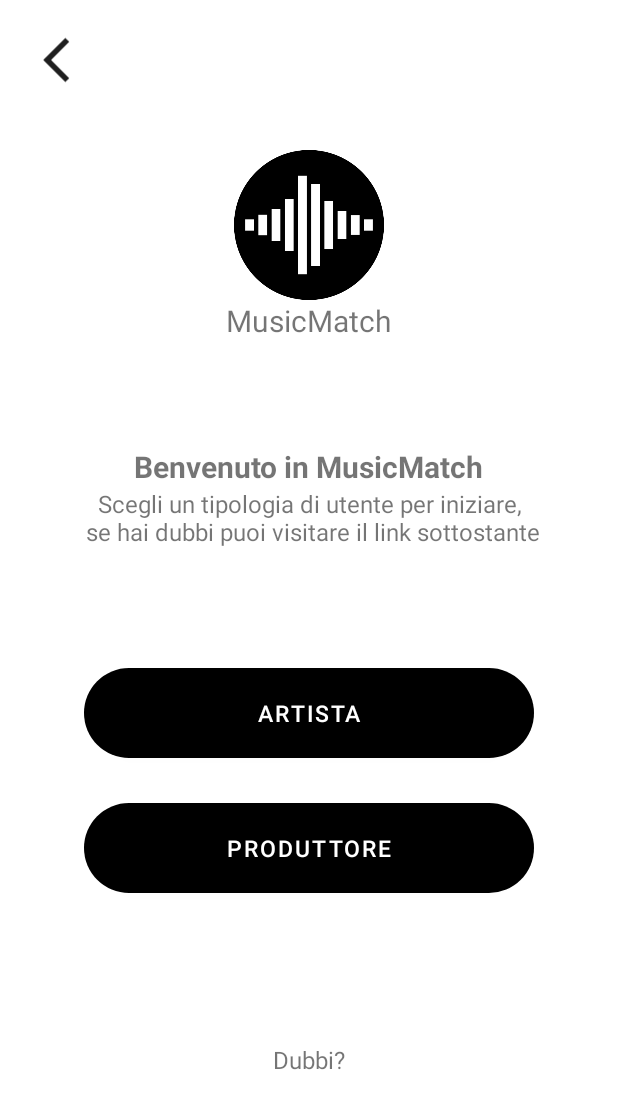
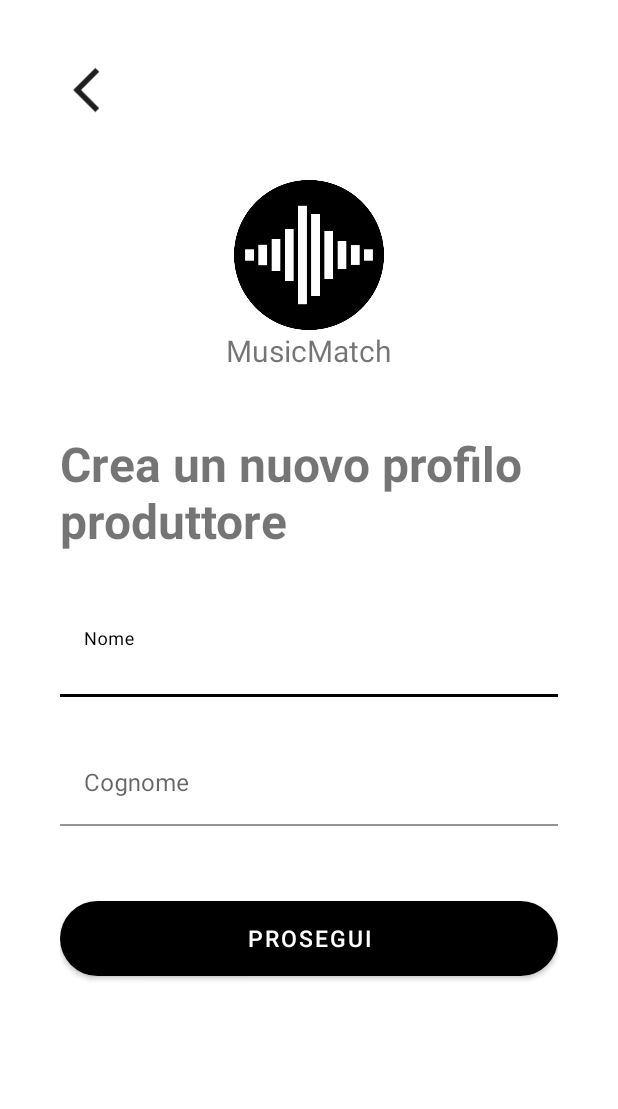
Before and after one commit to alessandrofloris/ProgettoIum, an Android app: the FirstStepRegistration screen opened directly, with no data from a screen before it, on a phone screen of 412 x 824 dp. Shown: the top 1109 px of the screen. Run offline under Robolectric (Android 15) with nearby library versions, the phone set to English and light mode, and no system bars.

Commit message:
first step registration layout

```diff
--- a/app/src/main/java/com/example/progetto/FirstStepRegistration.java
+++ b/app/src/main/java/com/example/progetto/FirstStepRegistration.java
@@ -18,53 +18,11 @@ import com.google.android.material.textfield.TextInputLayout;
 
 public class FirstStepRegistration extends AppCompatActivity {
 
-    public Button sign_up_artist;
-    public Button sign_up_producer;
-    View infos;
-    View previous_activity_button;
 
     @Override
     protected void onCreate(Bundle savedInstanceState) {
         super.onCreate(savedInstanceState);
         setContentView(R.layout.activity_first_step_registration);
 
-        sign_up_artist = findViewById(R.id.artist_registration);
-        sign_up_producer = findViewById(R.id.producer_registration);
-        infos = findViewById(R.id.info);
-        previous_activity_button = findViewById(R.id.previous_activity_button);
-
-        previous_activity_button.setOnClickListener(new View.OnClickListener() {
-            @Override
-            public void onClick(View view) {
-                Intent goBack = new Intent(FirstStepRegistration.this, MainActivity.class);
-                startActivity(goBack);
-            }
-        });
-
-        sign_up_artist.setOnClickListener(new View.OnClickListener() {
-            @Override
-            public void onClick(View v) {
-                Intent goToSignUp = new Intent(FirstStepRegistration.this, Register.class);
-                startActivity(goToSignUp);
-            }
-        });
-
-        sign_up_producer.setOnClickListener(new View.OnClickListener() {
-            @Override
-            public void onClick(View v) {
-                Intent goToSignUp = new Intent(FirstStepRegistration.this, Register.class);
-                startActivity(goToSignUp);
-            }
-        });
-
-        infos.setOnClickListener(new View.OnClickListener() {
-            @Override
-            public void onClick(View view) {
-                Intent goToSignUp = new Intent(FirstStepRegistration.this, InfoMusicMatch.class);
-                startActivity(goToSignUp);
-            }
-        });
-
-
     }
 }
--- a/app/src/main/res/layout/activity_first_step_registration.xml
+++ b/app/src/main/res/layout/activity_first_step_registration.xml
@@ -11,34 +11,11 @@
         android:layout_height="match_parent"
         tools:context=".SignUp">
 
-        <!--
-        <com.google.android.material.appbar.AppBarLayout
-            android:layout_width="match_parent"
-            android:layout_height="wrap_content"
-            android:theme="@style/Theme.MyApplication.AppBarOverlay">
-
-            <androidx.appcompat.widget.Toolbar
-                android:id="@+id/toolbar"
-                app:title="Registrazione"
-                android:layout_width="match_parent"
-                android:layout_height="?attr/actionBarSize"
-                android:background="?attr/colorPrimary"
-                app:popupTheme="@style/Theme.Progetto" />
-
-
-        </com.google.android.material.appbar.AppBarLayout>
-        -->
-
-        <ScrollView
-            android:layout_width="match_parent"
-            android:layout_height="match_parent">
-
-
         <LinearLayout
             android:layout_width="match_parent"
             android:layout_height="match_parent"
             android:orientation="vertical"
-                android:padding="20dp">
+            android:padding="40dp">
 
             <ImageView
                 android:layout_width="35dp"
@@ -65,68 +42,75 @@
 
             <Space
                 android:layout_width="match_parent"
-                    android:layout_height="70dp" />
+                android:layout_height="40dp" />
 
             <TextView
                 android:layout_width="wrap_content"
                 android:layout_height="wrap_content"
-                    android:text="Benvenuto in MusicMatch"
-                    android:textSize="20dp"
+                android:text="Crea un nuovo profilo produttore"
+                android:textSize="32dp"
                 android:textStyle="bold"
 
-                    android:layout_gravity="center_horizontal"/>
-                <TextView
-                    android:layout_width="wrap_content"
-                    android:layout_height="wrap_content"
-                    android:text="Scegli un tipologia di utente per iniziare,\n se hai dubbi puoi visitare il link sottostante"
-                    android:textSize="16dp"
-                    android:textAlignment="center"
                 android:layout_gravity="center_horizontal"/>
 
             <Space
                 android:layout_width="match_parent"
-                    android:layout_height="80dp"/>
+                android:layout_height="40dp"/>
 
-                <Button
-                    android:layout_width="300dp"
-                    android:layout_height="60dp"
-                    android:textAllCaps="true"
-                    android:text="ARTISTA"
-                    android:textSize="15dp"
-                    android:background="@drawable/button"
-                    android:layout_gravity="center_horizontal"
-                    android:id="@+id/artist_registration"/>
+
+
+            <com.google.android.material.textfield.TextInputLayout
+                android:layout_width="match_parent"
+                android:layout_height="wrap_content"
+                android:hint="Nome"
+                app:boxBackgroundColor="@android:color/transparent"
+                android:background="@android:color/transparent"
+                android:id="@+id/text_iput_layout_username">
+
+                <com.google.android.material.textfield.TextInputEditText
+                    android:layout_width="match_parent"
+                    android:layout_height="match_parent"
+                    android:inputType="text"
+                    android:id="@+id/name" />
+            </com.google.android.material.textfield.TextInputLayout>
 
             <Space
                 android:layout_width="match_parent"
                 android:layout_height="30dp"/>
 
+            <com.google.android.material.textfield.TextInputLayout
+                android:layout_width="match_parent"
+                android:layout_height="wrap_content"
+                android:hint="Cognome"
+                app:boxBackgroundColor="@android:color/transparent"
+                android:background="@android:color/transparent"
+                android:id="@+id/text_iput_layout_password">
+
+                <com.google.android.material.textfield.TextInputEditText
+                    android:layout_width="match_parent"
+                    android:layout_height="match_parent"
+                    android:inputType="text"
+                    android:id="@+id/surname" />
+            </com.google.android.material.textfield.TextInputLayout>
+
+            <Space
+                android:layout_width="match_parent"
+                android:layout_height="50dp"/>
+
+
             <Button
-                    android:layout_width="300dp"
-                    android:layout_height="60dp"
+                android:layout_width="match_parent"
+                android:layout_height="50dp"
                 android:textAllCaps="true"
-                    android:text="PRODUTTORE"
+                android:text="Prosegui"
                 android:textSize="15dp"
                 android:background="@drawable/button"
                 android:layout_gravity="center_horizontal"
-                    android:id="@+id/producer_registration"/>
+                android:id="@+id/log_in"/>
 
-                <Space
-                    android:layout_width="match_parent"
-                    android:layout_height="100dp" />
 
-                <TextView
-                    android:layout_width="wrap_content"
-                    android:layout_height="wrap_content"
-                    android:text="Dubbi?"
-                    android:textSize="16dp"
-                    android:layout_gravity="center_horizontal"
-                    android:id="@+id/info"
-                    android:linksClickable="true"
-                    />
 
         </LinearLayout>
-        </ScrollView>
 
     </androidx.coordinatorlayout.widget.CoordinatorLayout>
 
--- a/app/src/main/res/layout/activity_main.xml
+++ b/app/src/main/res/layout/activity_main.xml
@@ -90,11 +90,6 @@
 
             <Space
                 android:layout_width="match_parent"
-                android:layout_height="5dp"/>
-
-
-            <Space
-                android:layout_width="match_parent"
                 android:layout_height="20dp"/>
 
             <TextView
```
Lines whose indentation alone changed are shown as unchanged.
